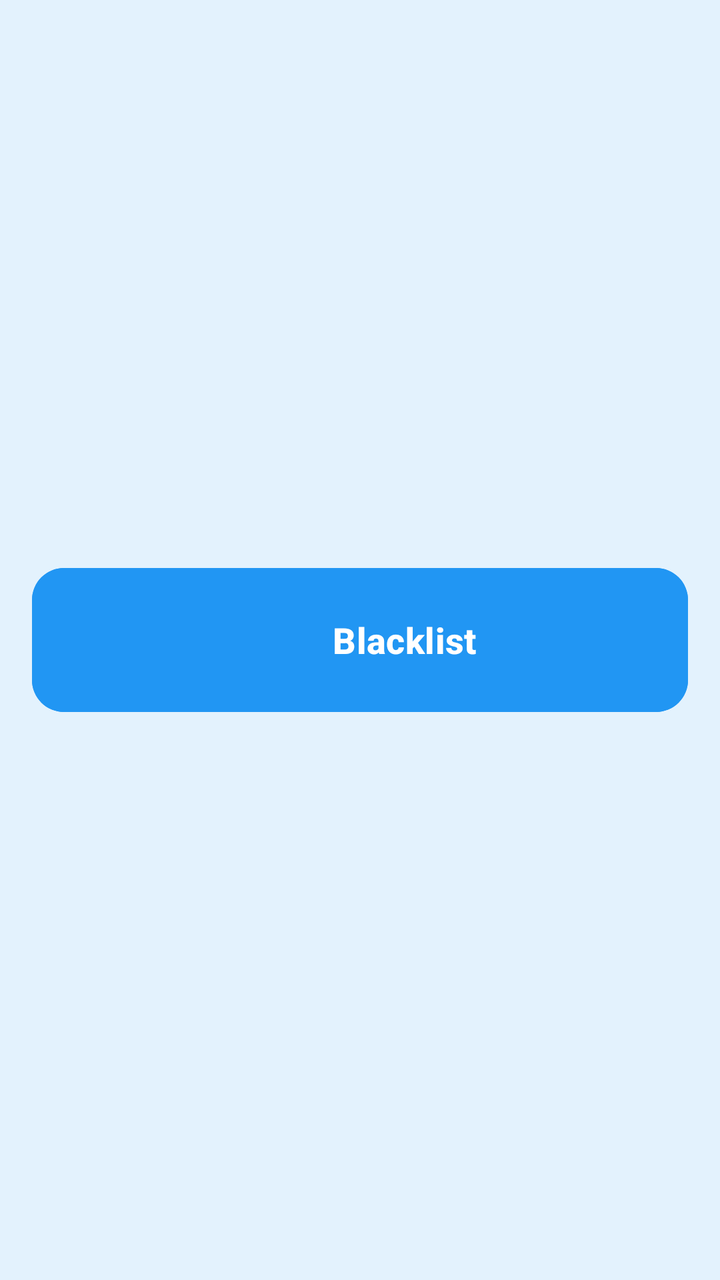
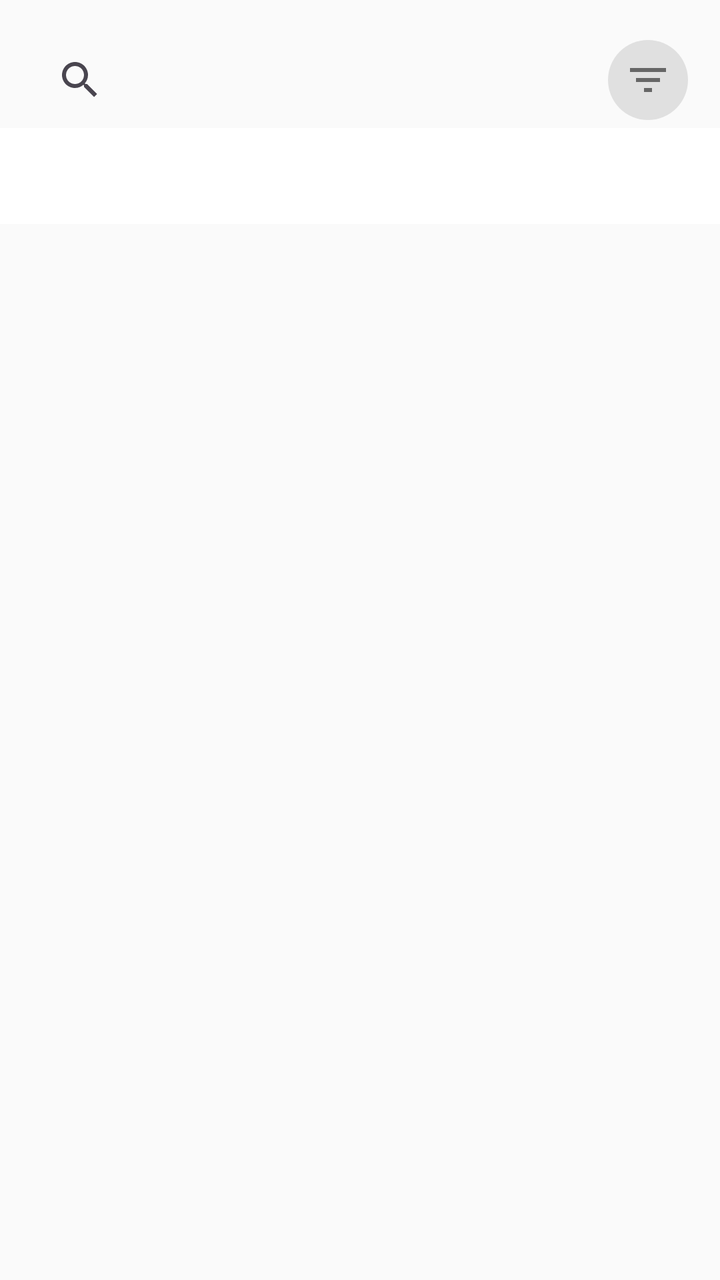

The first picture is an Android layout as it rendered before a commit; the second is the same layout after the commit. The layout source and the unified diff follow.
<!-- AndroidManifest.xml: application theme Theme.MainProj -->
<!-- res/layout/fragment_sub_blacklist.xml -->
<?xml version="1.0" encoding="utf-8"?>
<LinearLayout xmlns:android="http://schemas.android.com/apk/res/android"
    xmlns:app="http://schemas.android.com/apk/res-auto"
    android:layout_width="match_parent"
    android:layout_height="match_parent"
    android:orientation="vertical"
    android:gravity="center"
    android:padding="16dp"
    android:background="#E3F2FD">

    <com.google.android.material.button.MaterialButton
        android:id="@+id/btnBlacklist"
        android:layout_width="match_parent"
        android:layout_height="80dp"
        android:text="Blacklist"
        android:textColor="#FFFFFF"
        android:textSize="18sp"
        android:textStyle="bold"
        android:backgroundTint="#2196F3"
        app:icon="@drawable/ic_block"
        app:iconTint="#FFFFFF"
        app:iconGravity="start"
        app:iconPadding="16dp"
        app:iconSize="28dp"
        app:cornerRadius="16dp" />

</LinearLayout>
<!-- resources referenced by this layout -->
<resources>
  <!-- drawable ic_block (drawable) -->
  <?xml version="1.0" encoding="utf-8"?>
  <selector xmlns:android="http://schemas.android.com/apk/res/android">
  
  </selector>
  <style name="Theme.MainProj" parent="Theme.Material3.DayNight.NoActionBar">
              <item name="inputStrokeColor">@color/input_stroke_color_light</item>
              <item name="buttonPrimary">@color/button_primary_light</item>
              <item name="textSecondary">@color/text_secondary_light</item>
  
              <item name="buttonGoogleBg">@color/button_google_bg_light</item>
              <item name="buttonGoogleText">@color/button_google_text_light</item>
              <item name="buttonGoogleStroke">@color/button_google_stroke_light</item>
          </style>
  <color name="input_stroke_color_light">#667eea</color>
  <color name="button_primary_light">#667eea</color>
  <color name="text_secondary_light">#666666</color>
  <color name="button_google_bg_light">#FFFFFF</color>
  <color name="button_google_text_light">#333333</color>
  <color name="button_google_stroke_light">#e0e0e0</color>
</resources>

<!-- the commit's change to res/layout/fragment_sub_blacklist.xml (unified diff, before → after) -->
@@ -1,27 +1,93 @@
 <?xml version="1.0" encoding="utf-8"?>
-<LinearLayout xmlns:android="http://schemas.android.com/apk/res/android"
+<androidx.constraintlayout.widget.ConstraintLayout xmlns:android="http://schemas.android.com/apk/res/android"
     xmlns:app="http://schemas.android.com/apk/res-auto"
     android:layout_width="match_parent"
     android:layout_height="match_parent"
-    android:orientation="vertical"
-    android:gravity="center"
-    android:padding="16dp"
-    android:background="#E3F2FD">
+    android:background="#FAFAFA">
 
-    <com.google.android.material.button.MaterialButton
-        android:id="@+id/btnBlacklist"
-        android:layout_width="match_parent"
-        android:layout_height="80dp"
-        android:text="Blacklist"
-        android:textColor="#FFFFFF"
-        android:textSize="18sp"
-        android:textStyle="bold"
-        android:backgroundTint="#2196F3"
-        app:icon="@drawable/ic_block"
-        app:iconTint="#FFFFFF"
-        app:iconGravity="start"
-        app:iconPadding="16dp"
-        app:iconSize="28dp"
-        app:cornerRadius="16dp" />
+    <LinearLayout
+        android:id="@+id/searchContainer"
+        android:layout_width="0dp"
+        android:layout_height="wrap_content"
+        android:orientation="horizontal"
+        android:gravity="center_vertical"
+        android:layout_margin="16dp"
+        app:layout_constraintTop_toTopOf="parent"
+        app:layout_constraintStart_toStartOf="parent"
+        app:layout_constraintEnd_toEndOf="parent">
 
-</LinearLayout>
+        <androidx.appcompat.widget.SearchView
+            android:id="@+id/searchView"
+            android:layout_width="0dp"
+            android:layout_height="wrap_content"
+            android:layout_weight="1"
+            android:queryHint="Search username..."
+            android:iconifiedByDefault="false"/>
+
+        <FrameLayout
+            android:id="@+id/filterButtonContainer"
+            android:layout_width="wrap_content"
+            android:layout_height="wrap_content"
+            android:layout_marginStart="8dp">
+
+            <ImageButton
+                android:id="@+id/btnFilter"
+                android:layout_width="40dp"
+                android:layout_height="40dp"
+                android:background="@drawable/bg_pill_filter"
+                android:src="@drawable/ic_filter"
+                android:scaleType="centerInside"
+                android:padding="8dp"
+                android:contentDescription="Filter"/>
+
+            <TextView
+                android:id="@+id/filterBadge"
+                android:layout_width="18dp"
+                android:layout_height="18dp"
+                android:layout_gravity="top|end"
+                android:layout_marginTop="-4dp"
+                android:layout_marginEnd="-4dp"
+                android:background="@drawable/bg_badge_filter"
+                android:gravity="center"
+                android:textColor="#FFFFFF"
+                android:textSize="10sp"
+                android:textStyle="bold"
+                android:visibility="gone"
+                android:text="0"/>
+
+        </FrameLayout>
+
+    </LinearLayout>
+
+    <androidx.recyclerview.widget.RecyclerView
+        android:id="@+id/searchSuggestions"
+        android:layout_width="0dp"
+        android:layout_height="wrap_content"
+        android:visibility="gone"
+        android:background="#FFFFFF"
+        app:layout_constraintTop_toBottomOf="@id/searchContainer"
+        app:layout_constraintStart_toStartOf="parent"
+        app:layout_constraintEnd_toEndOf="parent"/>
+
+    <com.google.android.material.tabs.TabLayout
+        android:id="@+id/tabLayout"
+        android:layout_width="0dp"
+        android:layout_height="wrap_content"
+        android:background="#FFFFFF"
+        app:tabIndicatorColor="#6200EE"
+        app:tabSelectedTextColor="#6200EE"
+        app:tabTextColor="#666666"
+        app:layout_constraintTop_toBottomOf="@id/searchSuggestions"
+        app:layout_constraintStart_toStartOf="parent"
+        app:layout_constraintEnd_toEndOf="parent"/>
+
+    <androidx.viewpager2.widget.ViewPager2
+        android:id="@+id/listViewPager"
+        android:layout_width="0dp"
+        android:layout_height="0dp"
+        app:layout_constraintTop_toBottomOf="@id/tabLayout"
+        app:layout_constraintBottom_toBottomOf="parent"
+        app:layout_constraintStart_toStartOf="parent"
+        app:layout_constraintEnd_toEndOf="parent" />
+
+</androidx.constraintlayout.widget.ConstraintLayout>
<!-- resource entries referenced after the edit -->
@@ -1,10 +1,31 @@
 <!-- resources referenced by this layout -->
 <resources>
-  <!-- drawable ic_block (drawable) -->
+  <!-- drawable bg_badge_filter (drawable) -->
   <?xml version="1.0" encoding="utf-8"?>
-  <selector xmlns:android="http://schemas.android.com/apk/res/android">
-  
-  </selector>
+  <shape xmlns:android="http://schemas.android.com/apk/res/android"
+      android:shape="oval">
+      <solid android:color="#B0B0B0"/>
+      <size android:width="18dp" android:height="18dp"/>
+  </shape>
+  <!-- drawable bg_pill_filter (drawable) -->
+  <?xml version="1.0" encoding="utf-8"?>
+  <shape xmlns:android="http://schemas.android.com/apk/res/android"
+      android:shape="rectangle">
+      <solid android:color="#E0E0E0"/>
+      <corners android:radius="20dp"/>
+  </shape>
+  <!-- drawable ic_filter (drawable) -->
+  <?xml version="1.0" encoding="utf-8"?>
+  <vector xmlns:android="http://schemas.android.com/apk/res/android"
+      android:width="24dp"
+      android:height="24dp"
+      android:viewportWidth="24"
+      android:viewportHeight="24"
+      android:tint="#666666">
+      <path
+          android:fillColor="#FF000000"
+          android:pathData="M10,18h4v-2h-4v2zM3,6v2h18V6H3zM6,13h12v-2H6v2z"/>
+  </vector>
   <style name="Theme.MainProj" parent="Theme.Material3.DayNight.NoActionBar">
               <item name="inputStrokeColor">@color/input_stroke_color_light</item>
               <item name="buttonPrimary">@color/button_primary_light</item>
